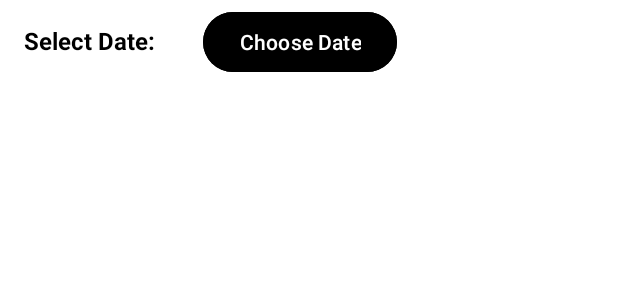
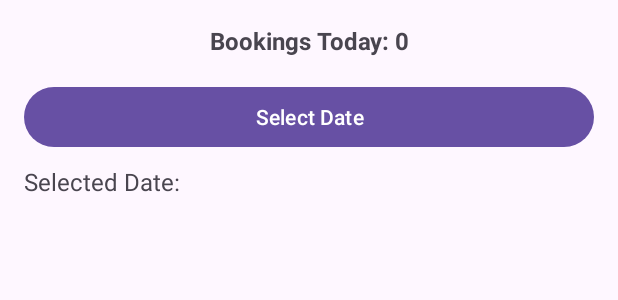
Before and after one commit to Santrokal/Vehicle_Parking_Booking_System, an Android app: the layout activity_view_booking.xml on its own in the app's theme, with its tools: preview values and no code run, on a phone screen of 412 x 824 dp. Shown: the top 300 px of the screen. Run offline under Robolectric (Android 15) with nearby library versions, the phone set to English and light mode, and no system bars.

Commit message:
Working Project

```diff
--- a/app/src/main/res/layout/activity_view_booking.xml
+++ b/app/src/main/res/layout/activity_view_booking.xml
@@ -1,56 +1,42 @@
-<?xml version="1.0" encoding="utf-8"?>
-<RelativeLayout xmlns:android="http://schemas.android.com/apk/res/android"
+<LinearLayout
+    xmlns:android="http://schemas.android.com/apk/res/android"
     android:layout_width="match_parent"
     android:layout_height="match_parent"
-    android:background="@android:color/white">
+    android:orientation="vertical"
+    android:padding="16dp">
 
-    <!-- Date Picker Section -->
+    <!-- Display number of bookings today -->
     <TextView
-        android:id="@+id/tvSelectDate"
-        android:layout_width="wrap_content"
+        android:id="@+id/tvBookingCountToday"
+        android:layout_width="match_parent"
         android:layout_height="wrap_content"
-        android:text="Select Date:"
+        android:text="Bookings Today: 0"
         android:textSize="16sp"
         android:textStyle="bold"
-        android:textColor="#000000"
-        android:layout_margin="16dp"
-        android:layout_alignParentTop="true"
-        android:layout_alignParentStart="true" />
+        android:gravity="center"
+        android:layout_marginBottom="16dp"/>
 
+    <!-- Date filter -->
     <Button
-        android:id="@+id/btnDatePicker"
-        android:layout_width="wrap_content"
+        android:id="@+id/btnSelectDate"
+        android:layout_width="match_parent"
         android:layout_height="wrap_content"
-        android:text="Choose Date"
-        android:backgroundTint="@color/black"
-        android:textColor="@android:color/white"
-        android:layout_marginStart="16dp"
-        android:layout_toEndOf="@id/tvSelectDate"
-        android:layout_alignBaseline="@id/tvSelectDate"
-        android:layout_alignParentTop="true" />
+        android:text="Select Date"
+        android:layout_marginBottom="8dp"/>
+
+    <TextView
+        android:id="@+id/tvSelectedDate"
+        android:layout_width="match_parent"
+        android:layout_height="wrap_content"
+        android:text="Selected Date: "
+        android:textSize="16sp"
+        android:layout_marginBottom="16dp"/>
 
     <!-- ListView for displaying bookings -->
     <ListView
         android:id="@+id/lvBookings"
         android:layout_width="match_parent"
-        android:layout_height="0dp"
-        android:layout_below="@id/tvSelectDate"
-        android:layout_marginTop="8dp"
+        android:layout_height="wrap_content"
         android:divider="@android:color/darker_gray"
-        android:dividerHeight="1dp"
-        android:padding="8dp" />
-
-    <!-- TextView for no bookings found message -->
-    <TextView
-        android:id="@+id/tvNoBookings"
-        android:layout_width="match_parent"
-        android:layout_height="wrap_content"
-        android:layout_below="@id/lvBookings"
-        android:layout_margin="16dp"
-        android:gravity="center"
-        android:text="No bookings found for the selected date."
-        android:textSize="16sp"
-        android:textColor="#FF0000"
-        android:visibility="gone" />
-
-</RelativeLayout>
+        android:dividerHeight="1dp"/>
+</LinearLayout>
--- a/build.gradle.kts
+++ b/build.gradle.kts
@@ -5,5 +5,5 @@ buildscript {
 }
 // Top-level build file where you can add configuration options common to all sub-projects/modules.
 plugins {
-    id("com.android.application") version "8.6.1" apply false
+    id("com.android.application") version "8.7.2" apply false
 }
```
Also changed, not shown: app/src/main/java/com/example/vehicle_parking_booking_system/Booking1.java (added, +104 -0 lines), app/src/main/java/com/example/vehicle_parking_booking_system/BookingAdapter1.java (added, +56 -0 lines), app/src/main/java/com/example/vehicle_parking_booking_system/View_Booking.java (+69 -110 lines), app/src/main/res/layout/booking_item.xml (+22 -30 lines), gradle/wrapper/gradle-wrapper.properties.
